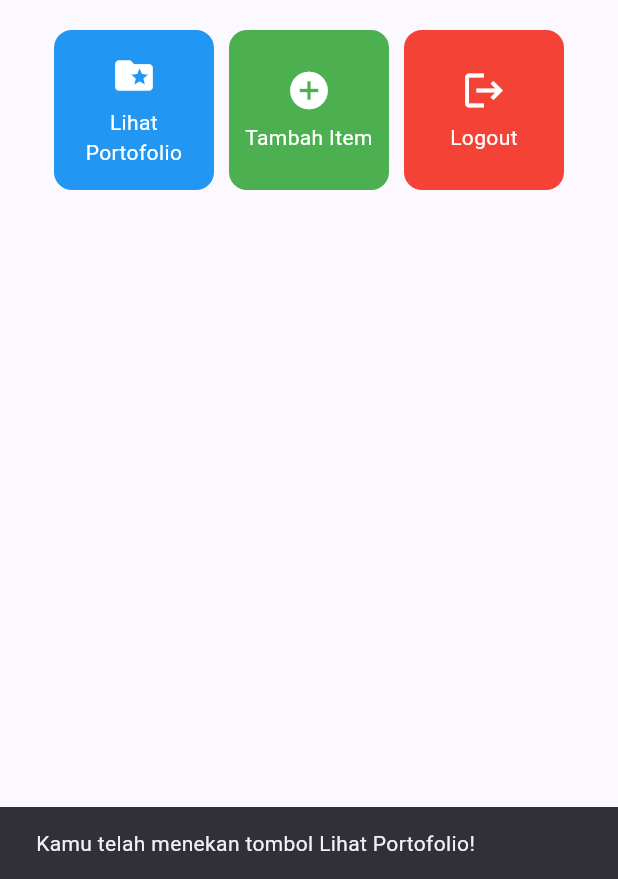
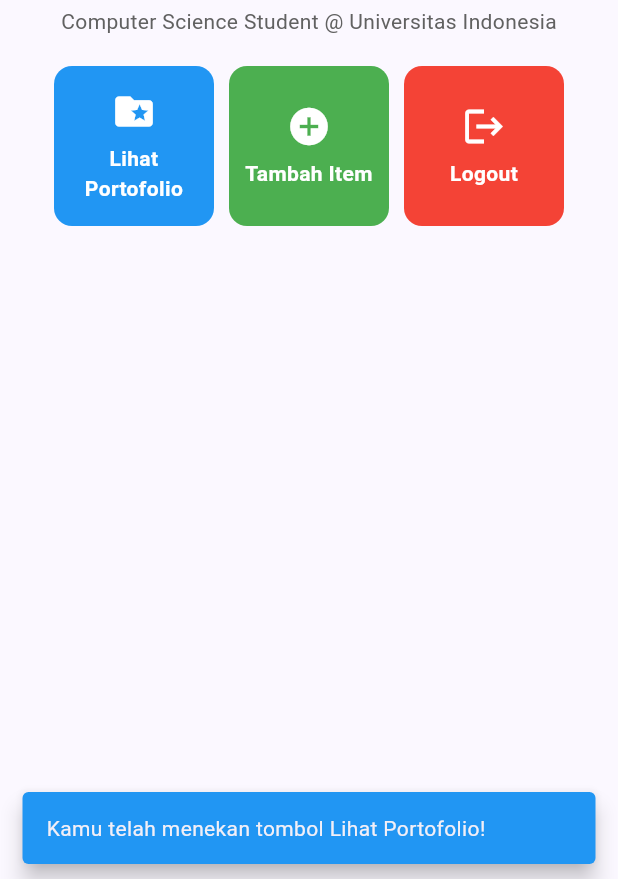
Before and after one commit to adamwsyaputra/myportofolio_mobile, a Flutter app: the screen it shows after launch, after a tap on "Lihat Portofolio", on a phone screen of 412 x 824 dp, the part 357-1236 px from its top. Run offline on Flutter 3.47's test engine with Material 3 defaults, Android fonts, the phone set to English and light mode, and no system bars.

Commit message:
style(ui): add docstrings, scrollable layout, subtitle, and themed floating SnackBar

```diff
--- a/lib/main.dart
+++ b/lib/main.dart
@@ -5,6 +5,7 @@ void main() {
   runApp(const MyApp());
 }
 
+/// Root widget for the MyPortfolio mobile application.
 class MyApp extends StatelessWidget {
   const MyApp({super.key});
 
@@ -12,6 +13,7 @@ class MyApp extends StatelessWidget {
   Widget build(BuildContext context) {
     return MaterialApp(
       title: 'MyPortfolio',
+      debugShowCheckedModeBanner: false,
       theme: ThemeData(
         colorScheme: ColorScheme.fromSeed(
           seedColor: Colors.indigo,
--- a/lib/menu.dart
+++ b/lib/menu.dart
@@ -1,5 +1,6 @@
 import 'package:flutter/material.dart';
 
+/// Main menu page displaying the portfolio owner's identity and action buttons.
 class MyHomePage extends StatelessWidget {
   MyHomePage({super.key});
 
@@ -26,7 +27,8 @@ class MyHomePage extends StatelessWidget {
         ),
         backgroundColor: Theme.of(context).colorScheme.primary,
       ),
-      body: Padding(
+      body: SingleChildScrollView(
+        child: Padding(
           padding: const EdgeInsets.all(16.0),
           child: Column(
             crossAxisAlignment: CrossAxisAlignment.center,
@@ -53,8 +55,16 @@ class MyHomePage extends StatelessWidget {
                         ),
                       ),
                     ),
+                    const SizedBox(height: 4.0),
+                    Text(
+                      'Computer Science Student @ Universitas Indonesia',
+                      style: TextStyle(
+                        color: Colors.grey[700],
+                        fontSize: 14.0,
+                      ),
+                    ),
                     GridView.count(
-                    primary: true,
+                      primary: false,
                       padding: const EdgeInsets.all(20),
                       crossAxisSpacing: 10,
                       mainAxisSpacing: 10,
@@ -70,10 +80,12 @@ class MyHomePage extends StatelessWidget {
             ],
           ),
         ),
+      ),
     );
   }
 }
 
+/// Reusable card widget displaying a labeled piece of owner information.
 class InfoCard extends StatelessWidget {
   final String title;
   final String content;
@@ -105,6 +117,7 @@ class InfoCard extends StatelessWidget {
   }
 }
 
+/// Data model representing an action button item on the homepage grid.
 class ItemHomepage {
   final String name;
   final IconData icon;
@@ -113,6 +126,7 @@ class ItemHomepage {
   ItemHomepage(this.name, this.icon, this.color);
 }
 
+/// Interactive card button widget that triggers a themed SnackBar when tapped.
 class ItemCard extends StatelessWidget {
   final ItemHomepage item;
 
@@ -130,6 +144,8 @@ class ItemCard extends StatelessWidget {
             ..hideCurrentSnackBar()
             ..showSnackBar(
               SnackBar(
+                backgroundColor: item.color,
+                behavior: SnackBarBehavior.floating,
                 content: Text("Kamu telah menekan tombol ${item.name}!"),
               ),
             );
@@ -149,7 +165,10 @@ class ItemCard extends StatelessWidget {
                 Text(
                   item.name,
                   textAlign: TextAlign.center,
-                  style: const TextStyle(color: Colors.white),
+                  style: const TextStyle(
+                    color: Colors.white,
+                    fontWeight: FontWeight.w600,
+                  ),
                 ),
               ],
             ),
```
Lines whose indentation alone changed are shown as unchanged.
